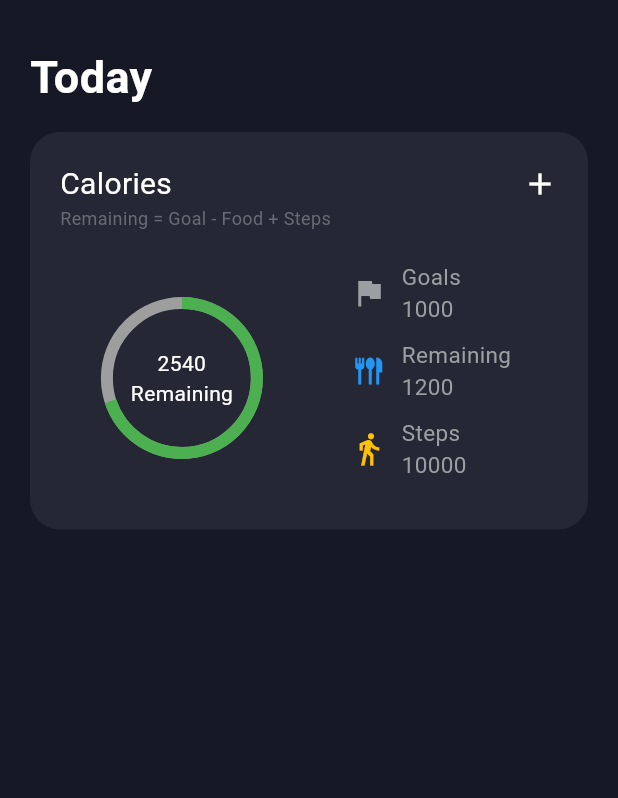
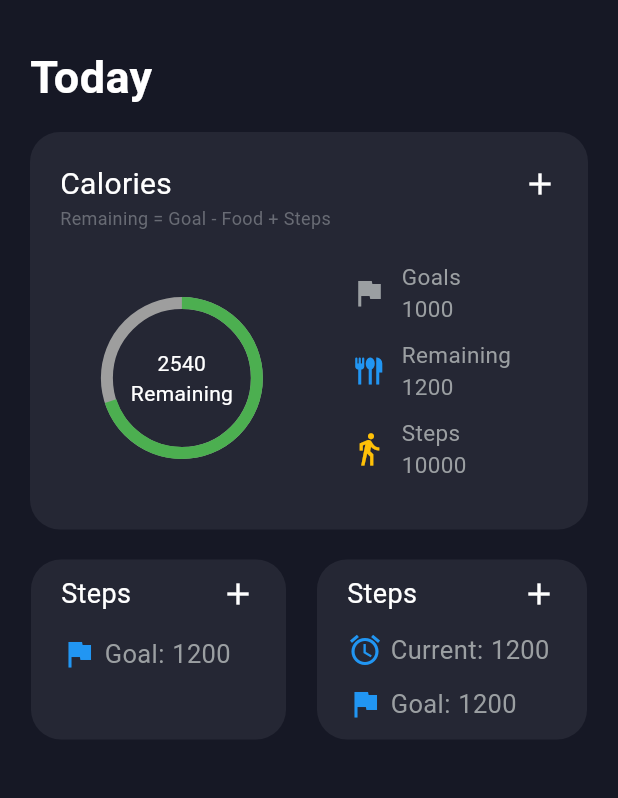
Before and after one commit to armanurrashid/MyFitness_App, a Flutter app: the screen it shows after launch, on a phone screen of 412 x 824 dp, the part 90-888 px from its top. Run offline on Flutter 3.47's test engine with Material 3 defaults, Android fonts, the phone set to English and light mode, and no system bars.

Commit message:
Step Weight Card

```diff
--- a/lib/views/components/caloriesCard.dart
+++ b/lib/views/components/caloriesCard.dart
@@ -1,6 +1,5 @@
 import 'package:flutter/material.dart';
 import 'package:my_fitness/colorList/colorList.dart' as app_colors;
-
 import 'InfoRow.dart';
 
 class CaloriesCard extends StatelessWidget {
--- /dev/null
+++ b/lib/views/components/stepCard.dart
@@ -0,0 +1,52 @@
+import 'package:flutter/material.dart';
+import 'package:my_fitness/colorList/colorList.dart' as app_colors;
+
+class StepCard extends StatelessWidget{
+
+  @override
+  Widget build(BuildContext context) {
+   return Column(
+     children: [
+       Container(
+           width: 170,
+           height: 120,
+           decoration: BoxDecoration(
+             color: app_colors.cardColor,
+             borderRadius: BorderRadius.circular(20),
+           ),
+           child: Padding(
+             padding: EdgeInsets.symmetric(horizontal: 20,vertical: 10),
+             child: Column(
+               children: [
+                 Row(
+                     mainAxisAlignment: MainAxisAlignment.spaceBetween,
+                     children: [
+                       Text(
+                         "Steps",
+                         style: TextStyle(
+                           color: Colors.white,
+                           fontSize: 18,
+                         ),
+                       ),
+                       Icon(Icons.add,color: Colors.white,),
+                     ]),
+                 Padding(
+                   padding: const EdgeInsets.symmetric(vertical: 15.0),
+                   child: Row(
+                     children: [
+                       Icon(Icons.flag, color: Colors.blue,),
+                       SizedBox(width: 5,),
+                           Text("Goal:", style: TextStyle(color: app_colors.iconColor, fontSize: 17),),
+                           SizedBox(width: 5,),
+                           Text("1200", style: TextStyle(color: app_colors.iconColor, fontSize: 17),)
+                     ],
+                   ),
+                 )
+               ],
+             ),
+           )
+       )
+     ],
+   );
+  }
+}
--- /dev/null
+++ b/lib/views/components/weightCard.card.dart
@@ -0,0 +1,61 @@
+import 'package:flutter/material.dart';
+import 'package:my_fitness/colorList/colorList.dart' as app_colors;
+
+class WeightCard extends StatelessWidget{
+
+  @override
+  Widget build(BuildContext context) {
+    return Column(
+      children: [
+        Container(
+            width: 180,
+            height: 120,
+            decoration: BoxDecoration(
+              color: app_colors.cardColor,
+              borderRadius: BorderRadius.circular(20),
+            ),
+            child: Padding(
+              padding: EdgeInsets.symmetric(horizontal: 20,vertical: 10),
+              child: Column(
+                children: [
+                  Row(
+                      mainAxisAlignment: MainAxisAlignment.spaceBetween,
+                      children: [
+                        Text(
+                          "Steps",
+                          style: TextStyle(
+                            color: Colors.white,
+                            fontSize: 18,
+                          ),
+                        ),
+                        Icon(Icons.add,color: Colors.white,),
+                      ]),
+                  Padding(
+                    padding: const EdgeInsets.symmetric(vertical: 12.0),
+                    child: Row(
+                      children: [
+                        Icon(Icons.access_alarm, color: Colors.blue,),
+                        SizedBox(width: 5,),
+                        Text("Current:", style: TextStyle(color: app_colors.iconColor, fontSize: 17),overflow: TextOverflow.ellipsis,),
+                        SizedBox(width: 5,),
+                        Text("1200", style: TextStyle(color: app_colors.iconColor, fontSize: 17),overflow: TextOverflow.ellipsis,)
+                      ],
+                    ),
+                  ),
+                  Row(
+                    children: [
+                      Icon(Icons.flag, color: Colors.blue,),
+                      SizedBox(width: 5,),
+                      Text("Goal:", style: TextStyle(color: app_colors.iconColor, fontSize: 17),),
+                      SizedBox(width: 5,),
+                      Text("1200", style: TextStyle(color: app_colors.iconColor, fontSize: 17),)
+                    ],
+                  )
+                ],
+              ),
+            )
+        )
+      ],
+    );
+  }
+}
--- a/lib/views/dashboard.dart
+++ b/lib/views/dashboard.dart
@@ -1,6 +1,10 @@
 import 'package:flutter/material.dart';
 import 'package:my_fitness/colorList/colorList.dart' as app_colors;
 import 'package:my_fitness/views/components/caloriesCard.dart';
+import 'package:my_fitness/views/components/stepCard.dart';
+
+import 'components/InfoRow.dart';
+import 'components/weightCard.card.dart';
 
 class DashboardScreen extends StatefulWidget {
   const DashboardScreen({super.key});
@@ -58,6 +62,15 @@ class _DashboardScreenState extends State<DashboardScreen> {
           ),
           SizedBox(height: 15),
           CaloriesCard(),
+          SizedBox(height: 20,),
+          Row(
+            mainAxisAlignment: MainAxisAlignment.spaceEvenly,
+            children: [
+              StepCard(),
+              WeightCard(),
+            ],
+          ),
+
         ],
       )),
     );
```
